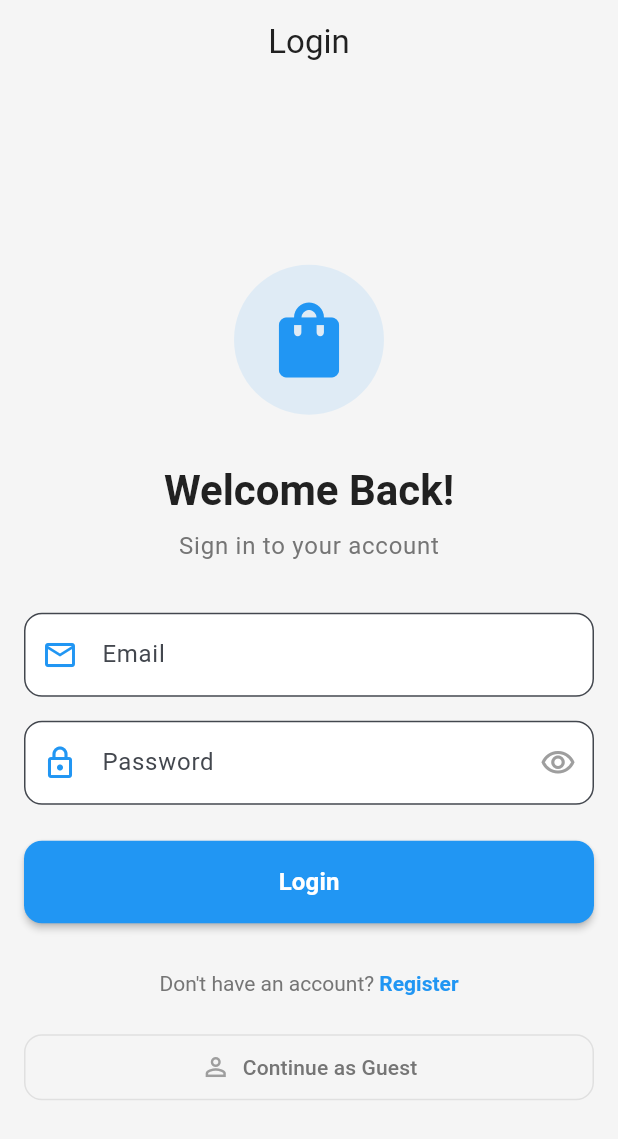
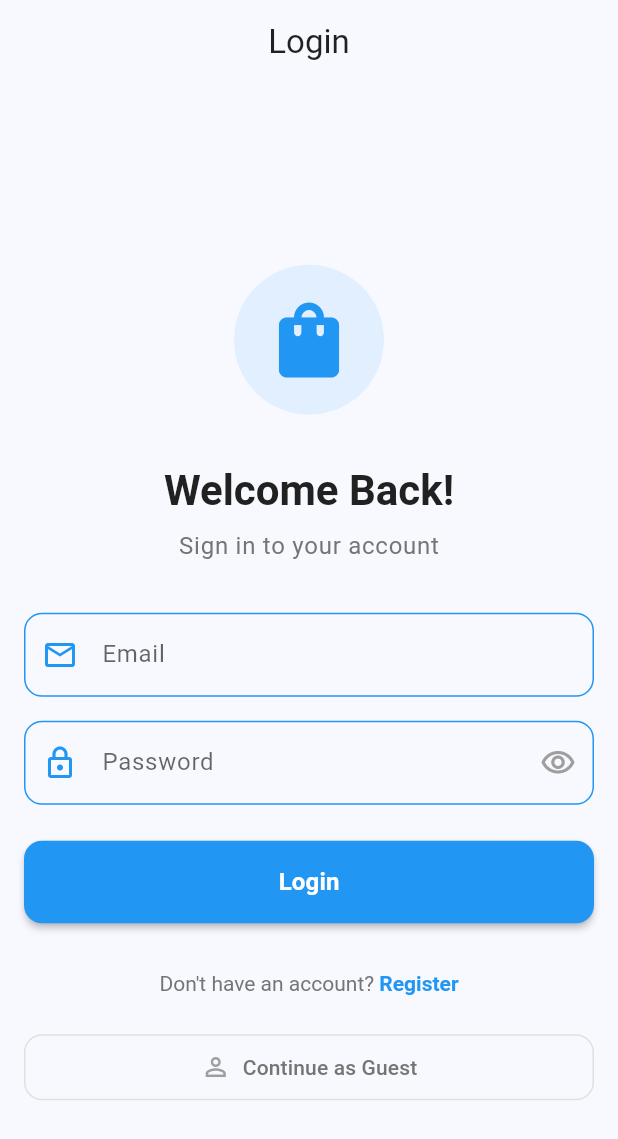
Before and after one commit to Hasnain19107/Shoping_cart_Bloc, a Flutter app: the screen it shows after launch, on a phone screen of 412 x 824 dp. Shown: the top 1139 px of the screen. Run offline on Flutter 3.47's test engine with Material 3 defaults, Android fonts, the phone set to English and light mode, and no system bars; our stand-ins replace cached_network_image, connectivity_plus, dartz, equatable, firebase_auth, firebase_core and 3 more; accounts and stored records are empty.

Commit message:
third commit

```diff
--- a/lib/features/auth/presentation/pages/login_page.dart
+++ b/lib/features/auth/presentation/pages/login_page.dart
@@ -37,11 +37,8 @@ class _LoginPageState extends State<LoginPage> {
     return Scaffold(
       appBar: AppBar(
         title: const Text('Login'),
-        backgroundColor: AppTheme.backgroundColor,
-        foregroundColor: AppTheme.textPrimaryColor,
         automaticallyImplyLeading: false, // This removes the back button
       ),
-      backgroundColor: AppTheme.backgroundColor,
       body: BlocListener<AuthBloc, AuthState>(
         listener: (context, state) {
           if (state is AuthAuthenticated) {
@@ -50,7 +47,7 @@ class _LoginPageState extends State<LoginPage> {
             ScaffoldMessenger.of(context).showSnackBar(
               SnackBar(
                 content: Text(state.message),
-                backgroundColor: AppTheme.errorColor,
+                backgroundColor: Theme.of(context).colorScheme.error,
                 behavior: SnackBarBehavior.floating,
                 margin: const EdgeInsets.all(16),
                 shape: RoundedRectangleBorder(
--- a/lib/features/auth/presentation/pages/register_page.dart
+++ b/lib/features/auth/presentation/pages/register_page.dart
@@ -39,10 +39,8 @@ class _RegisterPageState extends State<RegisterPage> {
     return Scaffold(
       appBar: AppBar(
         title: const Text('Register'),
-        backgroundColor: AppTheme.backgroundColor,
-        foregroundColor: AppTheme.textPrimaryColor,
+        automaticallyImplyLeading: false, // This removes the back button
       ),
-      backgroundColor: AppTheme.backgroundColor,
       body: BlocListener<AuthBloc, AuthState>(
         listener: (context, state) {
           if (state is AuthAuthenticated) {
@@ -51,7 +49,7 @@ class _RegisterPageState extends State<RegisterPage> {
             ScaffoldMessenger.of(context).showSnackBar(
               SnackBar(
                 content: Text(state.message),
-                backgroundColor: AppTheme.errorColor,
+                backgroundColor: Theme.of(context).colorScheme.error,
                 behavior: SnackBarBehavior.floating,
                 margin: const EdgeInsets.all(16),
                 shape: RoundedRectangleBorder(
--- a/lib/features/auth/presentation/widgets/auth_text_field.dart
+++ b/lib/features/auth/presentation/widgets/auth_text_field.dart
@@ -25,39 +25,56 @@ class AuthTextField extends StatelessWidget {
 
   @override
   Widget build(BuildContext context) {
+    final theme = Theme.of(context);
+    final colorScheme = theme.colorScheme;
+
     return TextFormField(
       controller: controller,
       obscureText: obscureText,
       keyboardType: keyboardType,
+      validator: validator,
       decoration: InputDecoration(
         labelText: labelText,
         hintText: hintText,
+        labelStyle: TextStyle(color: theme.hintColor),
+        hintStyle: TextStyle(color: theme.hintColor),
         prefixIcon: Icon(
           prefixIcon,
-          color: AppTheme.primaryColor,
+          color: Colors.blue,
         ),
         suffixIcon: suffixIcon,
         border: OutlineInputBorder(
           borderRadius: BorderRadius.circular(12),
-          borderSide: const BorderSide(color: AppTheme.borderColor),
+          borderSide: const BorderSide(color: Colors.blue),
+        ),
+        enabledBorder: OutlineInputBorder(
+          borderRadius: BorderRadius.circular(12),
+          borderSide: const BorderSide(color: Colors.blue),
         ),
         focusedBorder: OutlineInputBorder(
           borderRadius: BorderRadius.circular(12),
           borderSide: const BorderSide(
-            color: AppTheme.focusedBorderColor,
+            color: Colors.blue,
             width: 2,
           ),
         ),
         errorBorder: OutlineInputBorder(
           borderRadius: BorderRadius.circular(12),
-          borderSide: const BorderSide(
-            color: AppTheme.errorBorderColor,
+          borderSide: const BorderSide(color: Colors.blue),
+        ),
+        focusedErrorBorder: OutlineInputBorder(
+          borderRadius: BorderRadius.circular(12),
+          borderSide: BorderSide(
+            color: colorScheme.error,
+            width: 2,
           ),
         ),
         filled: true,
-        fillColor: AppTheme.surfaceColor,
+        fillColor: colorScheme.surface,
+        contentPadding:
+            const EdgeInsets.symmetric(horizontal: 16, vertical: 16),
       ),
-      validator: validator,
+      style: TextStyle(color: colorScheme.onSurface),
     );
   }
 }
--- a/lib/features/products/presentation/bloc/product_event.dart
+++ b/lib/features/products/presentation/bloc/product_event.dart
@@ -51,21 +51,3 @@ class LoadProductDetailEvent extends ProductEvent {
   @override
   List<Object> get props => [productId];
 }
-
-class ShareProductEvent extends ProductEvent {
-  final Product product;
-
-  const ShareProductEvent(this.product);
-
-  @override
-  List<Object> get props => [product];
-}
-
-class AddToWishlistEvent extends ProductEvent {
-  final Product product;
-
-  const AddToWishlistEvent(this.product);
-
-  @override
-  List<Object> get props => [product];
-}
--- a/lib/features/products/presentation/bloc/product_state.dart
+++ b/lib/features/products/presentation/bloc/product_state.dart
@@ -27,6 +27,15 @@ class ProductLoaded extends ProductState {
   List<Object> get props => [products, filteredProducts, categories];
 }
 
+class ProductDetailLoaded extends ProductState {
+  final Product product;
+
+  const ProductDetailLoaded({required this.product});
+
+  @override
+  List<Object> get props => [product];
+}
+
 class ProductError extends ProductState {
   final String message;
 
```
Also changed, not shown: lib/core/imports/app_imports.dart (+6 -10 lines), lib/features/cart/presentation/widgets/cart_summary.dart (+37 -22 lines), lib/features/products/presentation/bloc/product_bloc.dart (+1 -18 lines), lib/features/products/presentation/pages/product_detail_page.dart (+7 -9 lines), lib/features/products/presentation/pages/product_list_page.dart (+10 -4 lines), lib/features/products/presentation/widgets/product_action_buttons.dart (+42 -20 lines), lib/features/splash/presentation/pages/splash_page.dart (+13 -30 lines).
